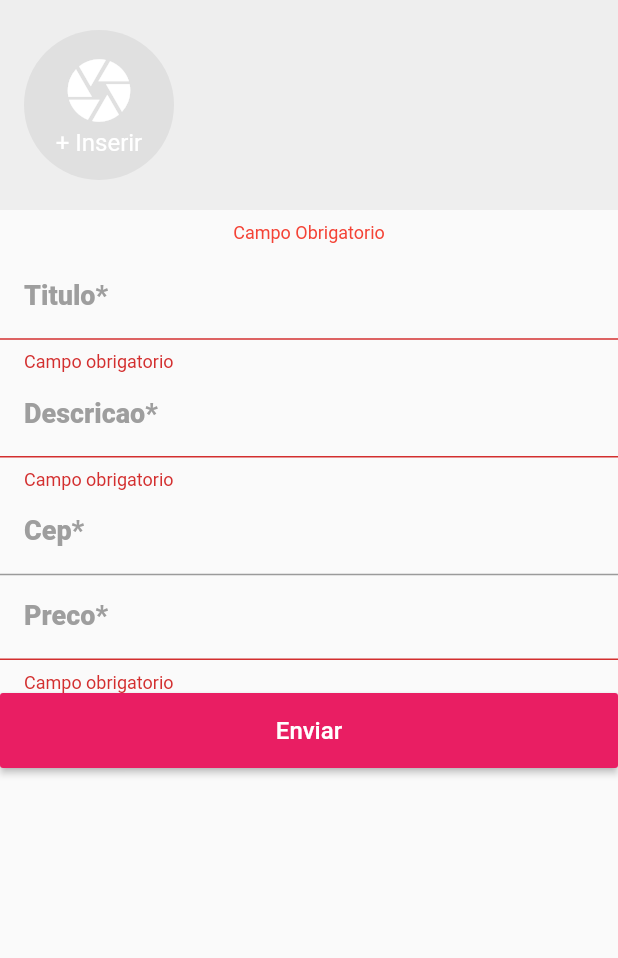
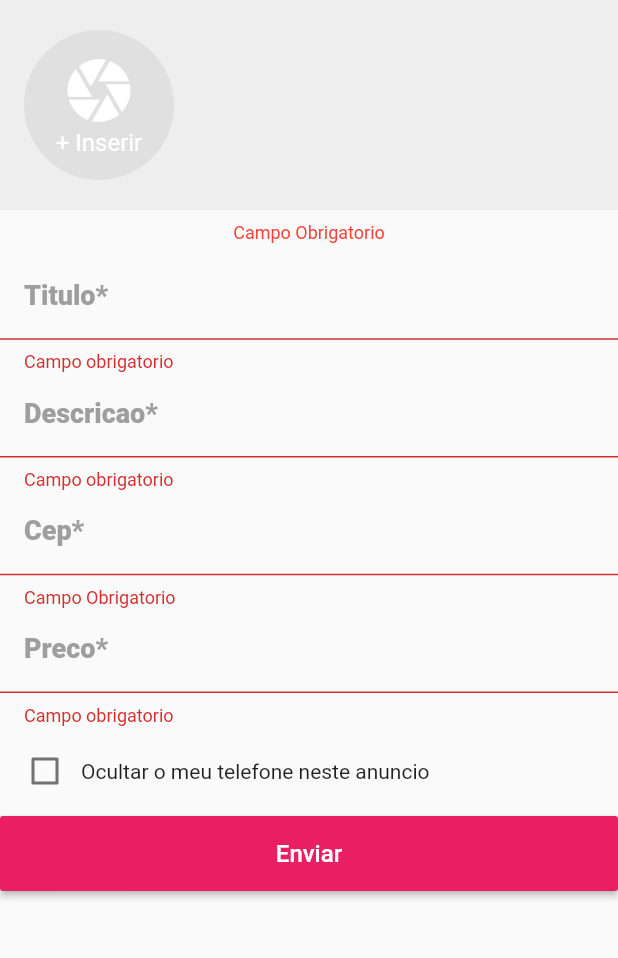
Before and after one commit to souzaleandror/xlo, a Flutter app: the CreateScreen screen opened directly, after a tap on "Enviar", on a phone screen of 412 x 824 dp, the part 84-1042 px from its top. Run offline on Flutter 3.47's test engine with Material 2 defaults, Android fonts, the phone set to English and light mode, and no system bars; our stand-ins replace brasil_fields, dio, image_picker, rxdart; network calls fail.

```diff
--- a/lib/blocs/cep_bloc.dart
+++ b/lib/blocs/cep_bloc.dart
@@ -25,6 +25,12 @@ class CepBlocState {
 class CepBloc {
   final BehaviorSubject<CepBlocState> _cepController =
       BehaviorSubject<CepBlocState>();
+
+  Stream<CepBlocState> get outCep => _cepController.stream;
+
+  CepBloc() {
+    onChanged("");
+  }
 
   void searchCep(String cep) async {
     final ApiResponse apiResponse = await getAddressFromAPI(cep);
--- a/lib/common/cep_field.dart
+++ b/lib/common/cep_field.dart
@@ -1,6 +1,9 @@
+import 'dart:ui';
+
 import 'package:brasil_fields/brasil_fields.dart';
 import 'package:flutter/material.dart';
 import 'package:flutter/services.dart';
+import 'package:xlo/blocs/cep_bloc.dart';
 import 'package:xlo/models/address.dart';
 
 class CepField extends StatefulWidget {
@@ -17,11 +20,33 @@ class _CepFieldState extends State<CepField> {
   InputDecoration get decoration => widget.decoration;
   FormFieldSetter<Address> get onSaved => widget.onSaved;
 
+  CepBloc cepBloc;
+
+  @override
+  void initState() {
+    // TODO: implement initState
+    super.initState();
+    cepBloc = CepBloc();
+  }
+
+  @override
+  void dispose() {
+    cepBloc?.dispose();
+    super.dispose();
+    // TODO: implement dispose
+  }
+
   @override
   Widget build(BuildContext context) {
+    return StreamBuilder<CepBlocState>(
+      stream: cepBloc.outCep,
+      builder: (context, snapshot) {
+        if (snapshot.data.cepFieldState == CepFieldState.INITIALIZING)
+          return Container();
         return Column(
           children: <Widget>[
             TextFormField(
+              initialValue: snapshot.data.cep,
               decoration: decoration,
               keyboardType: TextInputType.number,
               inputFormatters: [
@@ -29,10 +54,62 @@ class _CepFieldState extends State<CepField> {
                 CepInputFormatter(),
               ],
               onSaved: (c) {
-            onSaved(Address());
+                print(c);
+                onSaved(snapshot.data.address);
+              },
+              onChanged: cepBloc.onChanged,
+              validator: (c) {
+                switch (snapshot.data.cepFieldState) {
+                  case CepFieldState.INITIALIZING:
+                  case CepFieldState.INCOMPLETE:
+                  case CepFieldState.INVALID:
+                    return "Campo Obrigatorio";
+                  case CepFieldState.VALID:
+                }
+                return null;
               },
             ),
+            buildInformation(snapshot.data),
           ],
         );
+      },
+    );
+  }
+
+  Widget buildInformation(CepBlocState blocState) {
+    switch (blocState.cepFieldState) {
+      case CepFieldState.INITIALIZING:
+      case CepFieldState.INCOMPLETE:
+        return Container();
+      case CepFieldState.INVALID:
+        return Container(
+          height: 50,
+          padding: const EdgeInsets.all(8.0),
+          color: Colors.red.withAlpha(100),
+          alignment: Alignment.center,
+          child: Text(
+            "CEP Invalido",
+            textAlign: TextAlign.center,
+            style: TextStyle(
+              fontWeight: FontWeight.bold,
+              color: Colors.red,
+            ),
+          ),
+        );
+      case CepFieldState.VALID:
+        final _address = blocState.address;
+        return Container(
+          height: 50,
+          padding: const EdgeInsets.all(8.0),
+          color: Colors.green,
+          alignment: Alignment.center,
+          child: Text(
+            "Localizacao: ${_address.district} - ${_address.city} - ${_address.fererativeUnit} - ${_address.postalCode}",
+            textAlign: TextAlign.center,
+            style: TextStyle(fontWeight: FontWeight.bold, color: Colors.white),
+          ),
+        );
+    }
+    return Container();
   }
 }
--- /dev/null
+++ b/lib/models/ad.dart
@@ -0,0 +1,15 @@
+import 'package:xlo/models/address.dart';
+
+class Ad {
+  List<dynamic> images;
+  String title;
+  String description;
+  Address address;
+  num price;
+  bool hidePhone;
+
+  @override
+  String toString() {
+    return 'Ad{images: $images, title: $title, description: $description, address: $address, price: $price, hidePhone: $hidePhone}';
+  }
+}
--- a/lib/screens/create/create_screen.dart
+++ b/lib/screens/create/create_screen.dart
@@ -4,6 +4,8 @@ import 'package:flutter/services.dart';
 import 'package:xlo/api/api_postalcode.dart';
 import 'package:xlo/common/cep_field.dart';
 import 'package:xlo/common/custom_drawer/custom_drawer.dart';
+import 'package:xlo/models/ad.dart';
+import 'package:xlo/screens/create/widgets/hide_phone_widget.dart';
 import 'package:xlo/screens/create/widgets/images_field.dart';
 
 class CreateScreen extends StatefulWidget {
@@ -13,6 +15,8 @@ class CreateScreen extends StatefulWidget {
 
 class _CreateScreenState extends State<CreateScreen> {
   final GlobalKey<FormState> _formKey = GlobalKey<FormState>();
+
+  Ad ad = Ad();
 
   @override
   Widget build(BuildContext context) {
@@ -29,6 +33,7 @@ class _CreateScreenState extends State<CreateScreen> {
             ImagesField(
               onSaved: (images) {
                 print(images);
+                ad.images = images;
               },
             ),
             TextFormField(
@@ -45,7 +50,9 @@ class _CreateScreenState extends State<CreateScreen> {
                 if (text.isEmpty) return 'Campo obrigatorio';
                 return null;
               },
-              onSaved: (text) {},
+              onSaved: (text) {
+                ad.title = text;
+              },
             ),
             TextFormField(
               maxLength: null,
@@ -63,7 +70,9 @@ class _CreateScreenState extends State<CreateScreen> {
                 if (text.length <= 10) return 'Descricao muito curta';
                 return null;
               },
-              onSaved: (text) {},
+              onSaved: (text) {
+                ad.description = text;
+              },
             ),
             CepField(
               decoration: InputDecoration(
@@ -75,7 +84,9 @@ class _CreateScreenState extends State<CreateScreen> {
                 ),
                 contentPadding: const EdgeInsets.fromLTRB(16, 10, 12, 10),
               ),
-              onSaved: (a) {},
+              onSaved: (a) {
+                ad.address = a;
+              },
             ),
             TextFormField(
               maxLength: null,
@@ -96,11 +107,19 @@ class _CreateScreenState extends State<CreateScreen> {
               ],
               validator: (text) {
                 if (text.isEmpty) return 'Campo obrigatorio';
-                if (double.tryParse(text) == null)
+                if (double.tryParse(getSanitizedText(text)) == null)
                   return 'Utilize valores validos';
                 return null;
               },
-              onSaved: (price) {},
+              onSaved: (price) {
+                ad.price = int.parse(getSanitizedText(price)) / 100;
+              },
+            ),
+            HidePhoneWidget(
+              onSaved: (b) {
+                ad.hidePhone = b;
+              },
+              initialValue: false,
             ),
             Container(
               height: 50,
@@ -117,6 +136,7 @@ class _CreateScreenState extends State<CreateScreen> {
                   getAddressFromAPI("");
                   if (_formKey.currentState.validate()) {
                     _formKey.currentState.save();
+                    print(ad);
                   }
                 },
               ),
@@ -126,4 +146,8 @@ class _CreateScreenState extends State<CreateScreen> {
       ),
     );
   }
+
+  String getSanitizedText(String text) {
+    return text.replaceAll(RegExp(r'[^\d]'), '');
+  }
 }
--- /dev/null
+++ b/lib/screens/create/widgets/hide_phone_widget.dart
@@ -0,0 +1,25 @@
+import 'package:flutter/material.dart';
+
+class HidePhoneWidget extends FormField<bool> {
+  HidePhoneWidget({FormFieldSetter<bool> onSaved, bool initialValue})
+      : super(
+          initialValue: initialValue,
+          onSaved: onSaved,
+          builder: (state) {
+            return Padding(
+              padding: const EdgeInsets.all(6),
+              child: Row(
+                children: <Widget>[
+                  Checkbox(
+                    value: state.value,
+                    onChanged: (b) {
+                      state.didChange(b);
+                    },
+                  ),
+                  const Text('Ocultar o meu telefone neste anuncio'),
+                ],
+              ),
+            );
+          },
+        );
+}
```
Lines whose indentation alone changed are shown as unchanged.
